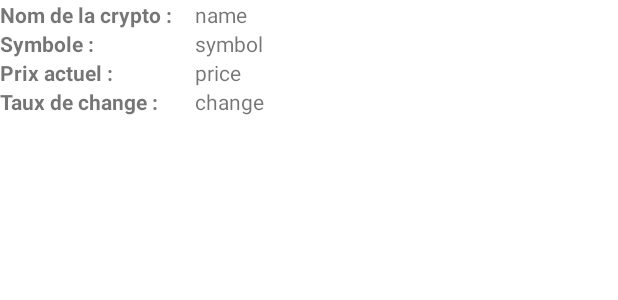
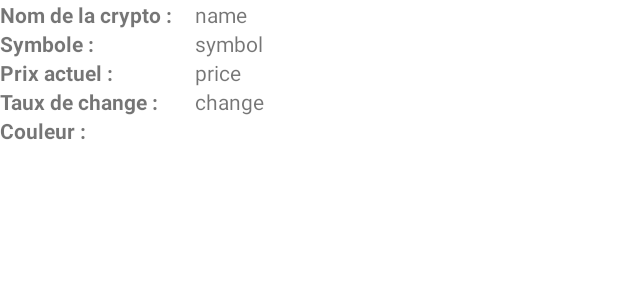
Before and after one commit to arthurbourret/eseo_s8_client_server, an Android app: the layout layout_list_coin.xml on its own in the app's theme, with its tools: preview values and no code run, on a phone screen of 412 x 824 dp. Shown: the top 300 px of the screen. Run offline under Robolectric (Android 15) with nearby library versions, the phone set to English and light mode, and no system bars.

Commit message:
Final Layout with recycler

```diff
--- a/app/src/main/res/layout/layout_list_coin.xml
+++ b/app/src/main/res/layout/layout_list_coin.xml
@@ -77,4 +77,23 @@
         app:layout_constraintStart_toStartOf="parent"
         app:layout_constraintTop_toBottomOf="@+id/textView7" />
 
+    <TextView
+        android:id="@+id/textView9"
+        android:layout_width="130dp"
+        android:layout_height="wrap_content"
+        android:text="Couleur : "
+        android:textStyle="bold"
+        app:layout_constraintStart_toStartOf="parent"
+        app:layout_constraintTop_toBottomOf="@+id/textView8" />
+
+    <androidx.constraintlayout.widget.ConstraintLayout
+        android:id="@+id/couleur_coin"
+        android:layout_width="20dp"
+        android:layout_height="0dp"
+        app:layout_constraintBottom_toBottomOf="parent"
+        app:layout_constraintStart_toEndOf="@+id/textView9"
+        app:layout_constraintTop_toBottomOf="@+id/change_coin">
+
+    </androidx.constraintlayout.widget.ConstraintLayout>
+
 </androidx.constraintlayout.widget.ConstraintLayout>
```
